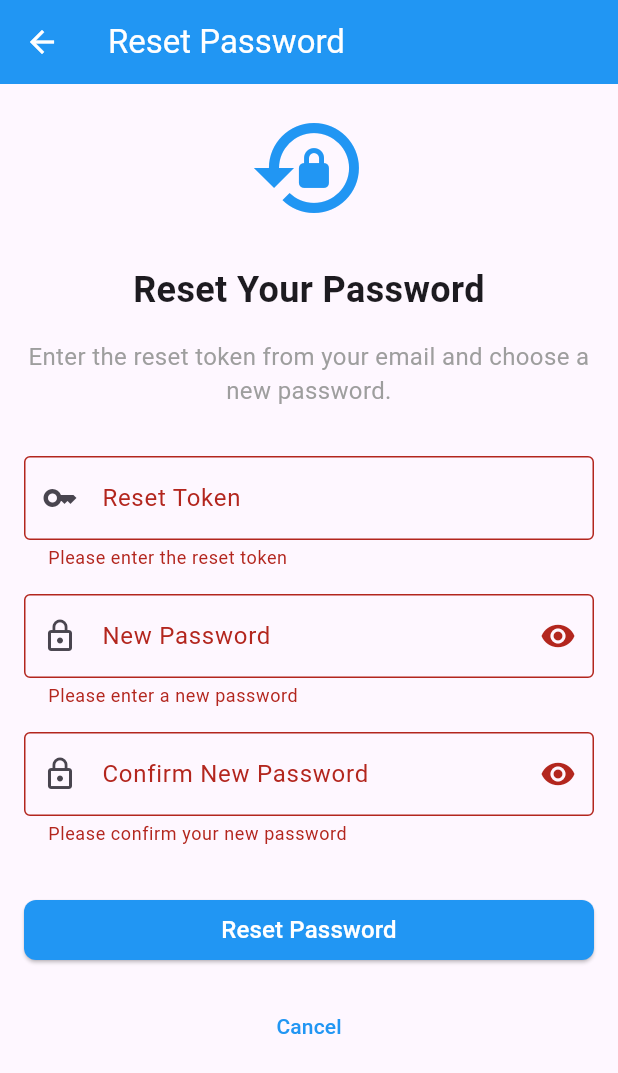
After one commit to EtanaAlemu/flexbiller-app, a Flutter app: the ResetPasswordPage screen opened directly, after a tap on "Reset Password", on a phone screen of 412 x 824 dp. The commit adds this screen. Shown: the top 1073 px of the screen. Run offline on Flutter 3.47's test engine with Material 3 defaults, Android fonts, the phone set to English and light mode, and no system bars; our stand-ins replace dio, equatable, flutter_bloc, flutter_secure_storage, get_it, injectable and 1 more; accounts and stored records are empty.

Commit message:
feat: implement reset password functionality with API integration
- Add reset password use case and repository methods
- Implement reset password API endpoint in remote data source
- Add reset password events and states to auth bloc
- Create reset password page with form validation
- Update forgot password page to link to reset password
- Handle all API response scenarios (200, 401, 500)
- Complete password recovery flow: forgot → reset

```diff
--- a/lib/features/auth/data/repositories/auth_repository_impl.dart
+++ b/lib/features/auth/data/repositories/auth_repository_impl.dart
@@ -113,4 +113,13 @@ class AuthRepositoryImpl implements AuthRepository {
       rethrow;
     }
   }
+
+  @override
+  Future<void> resetPassword(String token, String newPassword) async {
+    try {
+      await _remoteDataSource.resetPassword(token, newPassword);
+    } catch (e) {
+      rethrow;
+    }
+  }
 }
--- a/lib/features/auth/domain/repositories/auth_repository.dart
+++ b/lib/features/auth/domain/repositories/auth_repository.dart
@@ -11,4 +11,5 @@ abstract class AuthRepository {
   Future<AuthResponse> refreshToken();
   Future<void> forgotPassword(String email);
   Future<void> changePassword(String oldPassword, String newPassword);
+  Future<void> resetPassword(String token, String newPassword);
 }
--- /dev/null
+++ b/lib/features/auth/domain/usecases/reset_password_usecase.dart
@@ -0,0 +1,13 @@
+import 'package:injectable/injectable.dart';
+import '../repositories/auth_repository.dart';
+
+@injectable
+class ResetPasswordUseCase {
+  final AuthRepository _authRepository;
+
+  ResetPasswordUseCase(this._authRepository);
+
+  Future<void> call(String token, String newPassword) async {
+    return await _authRepository.resetPassword(token, newPassword);
+  }
+}
--- a/lib/features/auth/presentation/bloc/auth_bloc.dart
+++ b/lib/features/auth/presentation/bloc/auth_bloc.dart
@@ -3,6 +3,7 @@ import 'package:injectable/injectable.dart';
 import '../../domain/usecases/login_usecase.dart';
 import '../../domain/usecases/forgot_password_usecase.dart';
 import '../../domain/usecases/change_password_usecase.dart';
+import '../../domain/usecases/reset_password_usecase.dart';
 import 'auth_event.dart';
 import 'auth_state.dart';
 
@@ -11,14 +12,17 @@ class AuthBloc extends Bloc<AuthEvent, AuthState> {
   final LoginUseCase _loginUseCase;
   final ForgotPasswordUseCase _forgotPasswordUseCase;
   final ChangePasswordUseCase _changePasswordUseCase;
+  final ResetPasswordUseCase _resetPasswordUseCase;
 
   AuthBloc({
     required LoginUseCase loginUseCase,
     required ForgotPasswordUseCase forgotPasswordUseCase,
     required ChangePasswordUseCase changePasswordUseCase,
+    required ResetPasswordUseCase resetPasswordUseCase,
   }) : _loginUseCase = loginUseCase,
        _forgotPasswordUseCase = forgotPasswordUseCase,
        _changePasswordUseCase = changePasswordUseCase,
+       _resetPasswordUseCase = resetPasswordUseCase,
        super(AuthInitial()) {
     on<LoginRequested>(_onLoginRequested);
     on<RegisterRequested>(_onRegisterRequested);
@@ -27,6 +31,7 @@ class AuthBloc extends Bloc<AuthEvent, AuthState> {
     on<RefreshTokenRequested>(_onRefreshTokenRequested);
     on<ForgotPasswordRequested>(_onForgotPasswordRequested);
     on<ChangePasswordRequested>(_onChangePasswordRequested);
+    on<ResetPasswordRequested>(_onResetPasswordRequested);
   }
 
   Future<void> _onLoginRequested(
@@ -137,4 +142,21 @@ class AuthBloc extends Bloc<AuthEvent, AuthState> {
       emit(ChangePasswordFailure(e.toString()));
     }
   }
+
+  Future<void> _onResetPasswordRequested(
+    ResetPasswordRequested event,
+    Emitter<AuthState> emit,
+  ) async {
+    emit(ResetPasswordLoading());
+    try {
+      await _resetPasswordUseCase(event.token, event.newPassword);
+      emit(
+        ResetPasswordSuccess(
+          'Password reset successfully. You can now login with your new password.',
+        ),
+      );
+    } catch (e) {
+      emit(ResetPasswordFailure(e.toString()));
+    }
+  }
 }
--- a/lib/features/auth/presentation/bloc/auth_event.dart
+++ b/lib/features/auth/presentation/bloc/auth_event.dart
@@ -40,3 +40,13 @@ class ChangePasswordRequested extends AuthEvent {
     required this.newPassword,
   });
 }
+
+class ResetPasswordRequested extends AuthEvent {
+  final String token;
+  final String newPassword;
+
+  ResetPasswordRequested({
+    required this.token,
+    required this.newPassword,
+  });
+}
--- a/lib/features/auth/presentation/bloc/auth_state.dart
+++ b/lib/features/auth/presentation/bloc/auth_state.dart
@@ -47,3 +47,17 @@ class ChangePasswordFailure extends AuthState {
 
   ChangePasswordFailure(this.message);
 }
+
+class ResetPasswordLoading extends AuthState {}
+
+class ResetPasswordSuccess extends AuthState {
+  final String message;
+
+  ResetPasswordSuccess(this.message);
+}
+
+class ResetPasswordFailure extends AuthState {
+  final String message;
+
+  ResetPasswordFailure(this.message);
+}
--- /dev/null
+++ b/lib/features/auth/presentation/pages/reset_password_page.dart
@@ -0,0 +1,218 @@
+import 'package:flutter/material.dart';
+import 'package:flutter_bloc/flutter_bloc.dart';
+import '../../../../injection_container.dart';
+import '../bloc/auth_bloc.dart';
+import '../bloc/auth_event.dart';
+import '../bloc/auth_state.dart';
+
+class ResetPasswordPage extends StatefulWidget {
+  final String? token;
+
+  const ResetPasswordPage({Key? key, this.token}) : super(key: key);
+
+  @override
+  State<ResetPasswordPage> createState() => _ResetPasswordPageState();
+}
+
+class _ResetPasswordPageState extends State<ResetPasswordPage> {
+  final _formKey = GlobalKey<FormState>();
+  final _tokenController = TextEditingController();
+  final _newPasswordController = TextEditingController();
+  final _confirmPasswordController = TextEditingController();
+  bool _obscureNewPassword = true;
+  bool _obscureConfirmPassword = true;
+
+  @override
+  void initState() {
+    super.initState();
+    if (widget.token != null) {
+      _tokenController.text = widget.token!;
+    }
+  }
+
+  @override
+  void dispose() {
+    _tokenController.dispose();
+    _newPasswordController.dispose();
+    _confirmPasswordController.dispose();
+    super.dispose();
+  }
+
+  void _submitForm() {
+    if (_formKey.currentState!.validate()) {
+      context.read<AuthBloc>().add(
+        ResetPasswordRequested(
+          token: _tokenController.text,
+          newPassword: _newPasswordController.text,
+        ),
+      );
+    }
+  }
+
+  @override
+  Widget build(BuildContext context) {
+    return Scaffold(
+      appBar: AppBar(
+        title: const Text('Reset Password'),
+        backgroundColor: Colors.blue,
+        foregroundColor: Colors.white,
+        elevation: 0,
+      ),
+      body: BlocProvider(
+        create: (context) => getIt<AuthBloc>(),
+        child: BlocConsumer<AuthBloc, AuthState>(
+          listener: (context, state) {
+            if (state is ResetPasswordSuccess) {
+              ScaffoldMessenger.of(context).showSnackBar(
+                SnackBar(
+                  content: Text(state.message),
+                  backgroundColor: Colors.green,
+                ),
+              );
+              Navigator.of(context).pop();
+            } else if (state is ResetPasswordFailure) {
+              ScaffoldMessenger.of(context).showSnackBar(
+                SnackBar(
+                  content: Text(state.message),
+                  backgroundColor: Colors.red,
+                ),
+              );
+            }
+          },
+          builder: (context, state) {
+            return Padding(
+              padding: const EdgeInsets.all(16.0),
+              child: Form(
+                key: _formKey,
+                child: Column(
+                  crossAxisAlignment: CrossAxisAlignment.stretch,
+                  children: [
+                    const Icon(
+                      Icons.lock_reset,
+                      size: 80,
+                      color: Colors.blue,
+                    ),
+                    const SizedBox(height: 24),
+                    const Text(
+                      'Reset Your Password',
+                      style: TextStyle(
+                        fontSize: 24,
+                        fontWeight: FontWeight.bold,
+                      ),
+                      textAlign: TextAlign.center,
+                    ),
+                    const SizedBox(height: 16),
+                    const Text(
+                      'Enter the reset token from your email and choose a new password.',
+                      style: TextStyle(
+                        fontSize: 16,
+                        color: Colors.grey,
+                      ),
+                      textAlign: TextAlign.center,
+                    ),
+                    const SizedBox(height: 32),
+                    TextFormField(
+                      controller: _tokenController,
+                      decoration: const InputDecoration(
+                        labelText: 'Reset Token',
+                        hintText: 'Enter the token from your email',
+                        prefixIcon: Icon(Icons.key),
+                      ),
+                      validator: (value) {
+                        if (value == null || value.isEmpty) {
+                          return 'Please enter the reset token';
+                        }
+                        return null;
+                      },
+                    ),
+                    const SizedBox(height: 16),
+                    TextFormField(
+                      controller: _newPasswordController,
+                      obscureText: _obscureNewPassword,
+                      decoration: InputDecoration(
+                        labelText: 'New Password',
+                        hintText: 'Enter your new password',
+                        prefixIcon: const Icon(Icons.lock_outline),
+                        suffixIcon: IconButton(
+                          icon: Icon(
+                            _obscureNewPassword
+                                ? Icons.visibility
+                                : Icons.visibility_off,
+                          ),
+                          onPressed: () {
+                            setState(() {
+                              _obscureNewPassword = !_obscureNewPassword;
+                            });
+                          },
+                        ),
+                      ),
+                      validator: (value) {
+                        if (value == null || value.isEmpty) {
+                          return 'Please enter a new password';
+                        }
+                        if (value.length < 8) {
+                          return 'Password must be at least 8 characters';
+                        }
+                        return null;
+                      },
+                    ),
+                    const SizedBox(height: 16),
+                    TextFormField(
+                      controller: _confirmPasswordController,
+                      obscureText: _obscureConfirmPassword,
+                      decoration: InputDecoration(
+                        labelText: 'Confirm New Password',
+                        hintText: 'Confirm your new password',
+                        prefixIcon: const Icon(Icons.lock_outline),
+                        suffixIcon: IconButton(
+                          icon: Icon(
+                            _obscureConfirmPassword
+                                ? Icons.visibility
+                                : Icons.visibility_off,
+                          ),
+                          onPressed: () {
+                            setState(() {
+                              _obscureConfirmPassword = !_obscureConfirmPassword;
+                            });
+                          },
+                        ),
+                      ),
+                      validator: (value) {
+                        if (value == null || value.isEmpty) {
+                          return 'Please confirm your new password';
+                        }
+                        if (value != _newPasswordController.text) {
+                          return 'Passwords do not match';
+                        }
+                        return null;
+                      },
+                    ),
+                    const SizedBox(height: 32),
+                    if (state is ResetPasswordLoading)
+                      const Center(child: CircularProgressIndicator())
+                    else
+                      ElevatedButton(
+                        onPressed: _submitForm,
+                        child: const Text(
+                          'Reset Password',
+                          style: TextStyle(fontSize: 16),
+                        ),
+                      ),
+                    const SizedBox(height: 16),
+                    TextButton(
+                      onPressed: () => Navigator.of(context).pop(),
+                      child: const Text(
+                        'Cancel',
+                        style: TextStyle(color: Colors.blue),
+                      ),
+                    ),
+                  ],
+                ),
+              ),
+            );
+          },
+        ),
+      ),
+    );
+  }
+}
```
Also changed, not shown: lib/features/auth/data/datasources/auth_remote_data_source.dart (+60 -0 lines), lib/features/auth/presentation/pages/forgot_password_page.dart (+28 -0 lines), lib/injection_container.config.dart.
